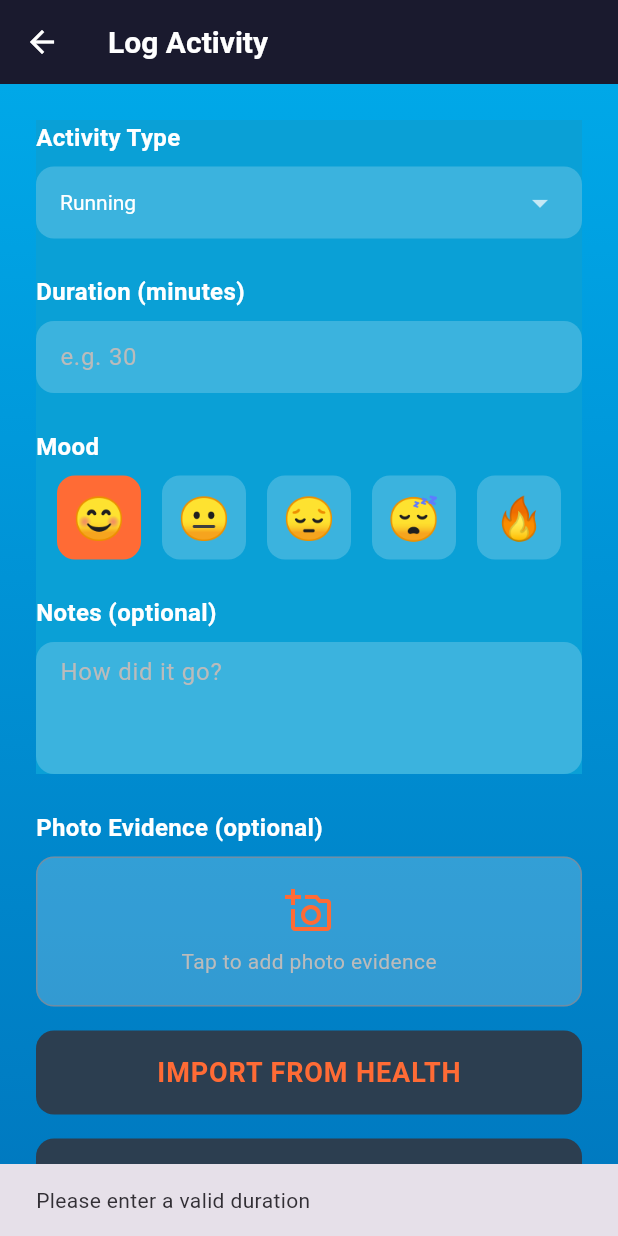
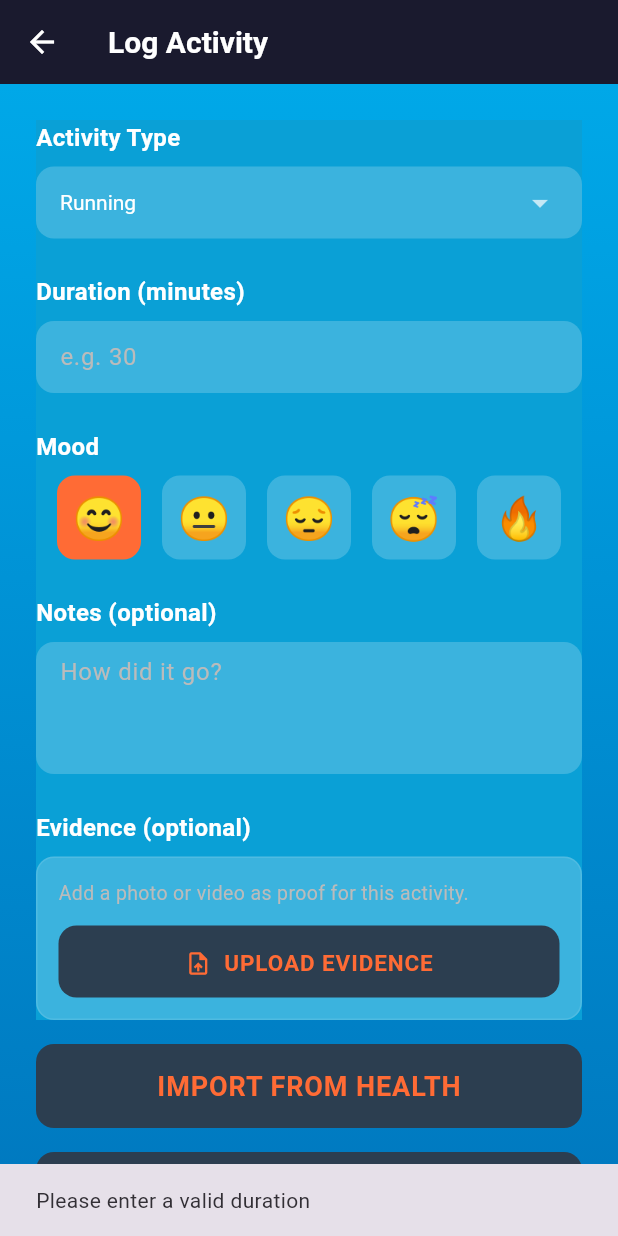
Before and after one commit to hkuspace-pu/comp2003hk-2526-group-group3, a Flutter app: the AddActivityScreen screen opened directly, after a tap on "SUBMIT ACTIVITY", on a phone screen of 412 x 824 dp. Run offline on Flutter 3.47's test engine with Material 3 defaults, Android fonts, the phone set to English and light mode, and no system bars; our stand-ins replace cloud_firestore, csv, file_picker, firebase_auth, firebase_core, firebase_storage and 5 more; missing offline and left inert: dart:html, health; accounts and stored records are empty.

Commit message:
Revise correct version

```diff
--- a/lib/screens/add_activity_screen.dart
+++ b/lib/screens/add_activity_screen.dart
@@ -1,4 +1,3 @@
-import 'dart:io';
 import 'dart:typed_data';
 import 'dart:ui' as ui;
 
@@ -24,7 +23,6 @@ class AddActivityScreen extends StatefulWidget {
 class _AddActivityScreenState extends State<AddActivityScreen> {
   final FirestoreService _firestoreService = FirestoreService();
   final GlobalKey _formCaptureKey = GlobalKey();
-  final ImagePicker _imagePicker = ImagePicker();
 
   String _selectedActivity = AppConstants.activityTypes[0];
   String _selectedMood = AppConstants.moods[0];
@@ -32,8 +30,11 @@ class _AddActivityScreenState extends State<AddActivityScreen> {
   final TextEditingController _durationController = TextEditingController();
   final TextEditingController _notesController = TextEditingController();
 
+  final ImagePicker _picker = ImagePicker();
+  XFile? _selectedEvidence;
+  String? _selectedEvidenceType;
+
   bool _isSaving = false;
-  File? _selectedPhoto;
 
   @override
   void dispose() {
@@ -42,110 +43,12 @@ class _AddActivityScreenState extends State<AddActivityScreen> {
     super.dispose();
   }
 
-  Future<void> _pickPhoto(ImageSource source) async {
-    try {
-      final picked = await _imagePicker.pickImage(
-        source: source,
-        maxWidth: 1080,
-        maxHeight: 1080,
-        imageQuality: 80,
-      );
-      if (picked != null) {
-        setState(() => _selectedPhoto = File(picked.path));
-      }
-    } catch (e) {
-      if (mounted) {
-        ScaffoldMessenger.of(
-          context,
-        ).showSnackBar(SnackBar(content: Text('Failed to pick image: $e')));
-      }
-    }
-  }
-
-  void _showPhotoOptions() {
-    showModalBottomSheet(
-      context: context,
-      backgroundColor: AppColors.primaryDarkGrey,
-      shape: const RoundedRectangleBorder(
-        borderRadius: BorderRadius.vertical(top: Radius.circular(16)),
-      ),
-      builder: (context) => SafeArea(
-        child: Column(
-          mainAxisSize: MainAxisSize.min,
-          children: [
-            const SizedBox(height: 8),
-            Container(
-              width: 40,
-              height: 4,
-              decoration: BoxDecoration(
-                color: AppColors.textGrey,
-                borderRadius: BorderRadius.circular(2),
-              ),
-            ),
-            const SizedBox(height: 16),
-            const Text(
-              'Add Photo Evidence',
-              style: TextStyle(
-                color: AppColors.textWhite,
-                fontSize: 16,
-                fontWeight: FontWeight.bold,
-              ),
-            ),
-            const SizedBox(height: 16),
-            ListTile(
-              leading: const Icon(
-                Icons.camera_alt,
-                color: AppColors.accentOrange,
-              ),
-              title: const Text(
-                'Take Photo',
-                style: TextStyle(color: AppColors.textWhite),
-              ),
-              onTap: () {
-                Navigator.pop(context);
-                _pickPhoto(ImageSource.camera);
-              },
-            ),
-            ListTile(
-              leading: const Icon(
-                Icons.photo_library,
-                color: AppColors.accentOrange,
-              ),
-              title: const Text(
-                'Choose from Gallery',
-                style: TextStyle(color: AppColors.textWhite),
-              ),
-              onTap: () {
-                Navigator.pop(context);
-                _pickPhoto(ImageSource.gallery);
-              },
-            ),
-            if (_selectedPhoto != null)
-              ListTile(
-                leading: const Icon(Icons.delete, color: Colors.red),
-                title: const Text(
-                  'Remove Photo',
-                  style: TextStyle(color: Colors.red),
-                ),
-                onTap: () {
-                  Navigator.pop(context);
-                  setState(() => _selectedPhoto = null);
-                },
-              ),
-            const SizedBox(height: 8),
-          ],
-        ),
-      ),
-    );
-  }
-
   Future<Uint8List> _captureFormBytes() async {
     FocusScope.of(context).unfocus();
 
     await WidgetsBinding.instance.endOfFrame;
 
-    final boundary =
-        _formCaptureKey.currentContext?.findRenderObject()
+    final boundary = _formCaptureKey.currentContext?.findRenderObject()
         as RenderRepaintBoundary?;
     if (boundary == null) {
       throw Exception('not found render object for capture');
@@ -187,17 +90,271 @@ class _AddActivityScreenState extends State<AddActivityScreen> {
       if (!mounted) return;
       ScaffoldMessenger.of(context).showSnackBar(
         SnackBar(
-          content: Text('Imported ${result.length} activities from Health'),
-        ),
+            content: Text('Imported ${result.length} activities from Health')),
       );
     } catch (e) {
       if (!mounted) return;
-      ScaffoldMessenger.of(
-        context,
-      ).showSnackBar(SnackBar(content: Text('Import failed: $e')));
+      ScaffoldMessenger.of(context).showSnackBar(
+        SnackBar(content: Text('Import failed: $e')),
+      );
     } finally {
       if (mounted) setState(() => _isSaving = false);
     }
+  }
+
+  Future<void> _pickEvidence(ImageSource source,
+      {required bool isVideo}) async {
+    try {
+      final XFile? picked = isVideo
+          ? await _picker.pickVideo(source: source)
+          : await _picker.pickImage(source: source, imageQuality: 85);
+      if (picked == null || !mounted) return;
+      setState(() {
+        _selectedEvidence = picked;
+        _selectedEvidenceType = isVideo ? 'video' : 'image';
+      });
+    } catch (e) {
+      if (!mounted) return;
+      ScaffoldMessenger.of(context).showSnackBar(
+        SnackBar(content: Text('Failed to select evidence: $e')),
+      );
+    }
+  }
+
+  Future<void> _showEvidencePicker() async {
+    FocusScope.of(context).unfocus();
+    await showModalBottomSheet<void>(
+      context: context,
+      backgroundColor: AppColors.primaryDarkGrey,
+      shape: const RoundedRectangleBorder(
+        borderRadius: BorderRadius.vertical(top: Radius.circular(20)),
+      ),
+      builder: (context) {
+        Widget option({
+          required IconData icon,
+          required String title,
+          required VoidCallback onTap,
+        }) {
+          return ListTile(
+            leading: Icon(icon, color: AppColors.accentOrange),
+            title: Text(
+              title,
+              style: const TextStyle(
+                color: AppColors.textWhite,
+                fontWeight: FontWeight.w600,
+              ),
+            ),
+            onTap: onTap,
+          );
+        }
+
+        return SafeArea(
+          child: Column(
+            mainAxisSize: MainAxisSize.min,
+            children: [
+              const SizedBox(height: 12),
+              Container(
+                width: 42,
+                height: 4,
+                decoration: BoxDecoration(
+                  color: AppColors.textGrey.withValues(alpha: 0.45),
+                  borderRadius: BorderRadius.circular(999),
+                ),
+              ),
+              const SizedBox(height: 12),
+              const Text(
+                'Upload Evidence',
+                style: TextStyle(
+                  color: AppColors.textWhite,
+                  fontSize: 18,
+                  fontWeight: FontWeight.bold,
+                ),
+              ),
+              const SizedBox(height: 6),
+              const Text(
+                'Choose an image or video as supporting evidence.',
+                style: TextStyle(
+                  color: AppColors.textGrey,
+                  fontSize: 13,
+                ),
+              ),
+              const SizedBox(height: 10),
+              option(
+                icon: Icons.photo_library_outlined,
+                title: 'Pick Image from Gallery',
+                onTap: () {
+                  Navigator.pop(context);
+                  _pickEvidence(ImageSource.gallery, isVideo: false);
+                },
+              ),
+              option(
+                icon: Icons.videocam_outlined,
+                title: 'Pick Video from Gallery',
+                onTap: () {
+                  Navigator.pop(context);
+                  _pickEvidence(ImageSource.gallery, isVideo: true);
+                },
+              ),
+              option(
+                icon: Icons.camera_alt_outlined,
+                title: 'Take Photo',
+                onTap: () {
+                  Navigator.pop(context);
+                  _pickEvidence(ImageSource.camera, isVideo: false);
+                },
+              ),
+              option(
+                icon: Icons.smart_display_outlined,
+                title: 'Record Video',
+                onTap: () {
+                  Navigator.pop(context);
+                  _pickEvidence(ImageSource.camera, isVideo: true);
+                },
+              ),
+              if (_selectedEvidence != null)
+                option(
+                  icon: Icons.delete_outline,
+                  title: 'Remove Selected Evidence',
+                  onTap: () {
+                    Navigator.pop(context);
+                    setState(() {
+                      _selectedEvidence = null;
+                      _selectedEvidenceType = null;
+                    });
+                  },
+                ),
+              const SizedBox(height: 10),
+            ],
+          ),
+        );
+      },
+    );
+  }
+
+  Widget _buildEvidenceSection() {
+    return Column(
+      crossAxisAlignment: CrossAxisAlignment.start,
+      children: [
+        const Text(
+          'Evidence (optional)',
+          style: TextStyle(
+            color: AppColors.textWhite,
+            fontSize: 16,
+            fontWeight: FontWeight.bold,
+          ),
+        ),
+        const SizedBox(height: 8),
+        Container(
+          width: double.infinity,
+          padding: const EdgeInsets.all(14),
+          decoration: BoxDecoration(
+            color: AppColors.cardBackground,
+            borderRadius: BorderRadius.circular(12),
+            border: Border.all(
+              color: AppColors.textWhite.withValues(alpha: 0.10),
+            ),
+          ),
+          child: Column(
+            crossAxisAlignment: CrossAxisAlignment.start,
+            children: [
+              const Text(
+                'Add a photo or video as proof for this activity.',
+                style: TextStyle(
+                  color: AppColors.textGrey,
+                  fontSize: 13,
+                ),
+              ),
+              const SizedBox(height: 12),
+              SizedBox(
+                width: double.infinity,
+                height: 48,
+                child: ElevatedButton.icon(
+                  onPressed: _isSaving ? null : _showEvidencePicker,
+                  style: ElevatedButton.styleFrom(
+                    backgroundColor: AppColors.primaryDarkGrey,
+                    shape: RoundedRectangleBorder(
+                      borderRadius: BorderRadius.circular(12),
+                    ),
+                  ),
+                  icon: const Icon(Icons.upload_file),
+                  label: Text(
+                    _selectedEvidence == null
+                        ? 'UPLOAD EVIDENCE'
+                        : 'CHANGE EVIDENCE',
+                    style: const TextStyle(
+                      fontWeight: FontWeight.bold,
+                      fontSize: 15,
+                    ),
+                  ),
+                ),
+              ),
+              if (_selectedEvidence != null) ...[
+                const SizedBox(height: 12),
+                Container(
+                  width: double.infinity,
+                  padding: const EdgeInsets.all(12),
+                  decoration: BoxDecoration(
+                    color: AppColors.primaryDarkGrey.withValues(alpha: 0.35),
+                    borderRadius: BorderRadius.circular(12),
+                  ),
+                  child: Row(
+                    children: [
+                      Icon(
+                        _selectedEvidenceType == 'video'
+                            ? Icons.movie_creation_outlined
+                            : Icons.image_outlined,
+                        color: AppColors.accentOrange,
+                      ),
+                      const SizedBox(width: 10),
+                      Expanded(
+                        child: Column(
+                          crossAxisAlignment: CrossAxisAlignment.start,
+                          children: [
+                            Text(
+                              _selectedEvidenceType == 'video'
+                                  ? 'Selected video'
+                                  : 'Selected image',
+                              style: const TextStyle(
+                                color: AppColors.textWhite,
+                                fontWeight: FontWeight.w700,
+                              ),
+                            ),
+                            const SizedBox(height: 2),
+                            Text(
+                              _selectedEvidence!.name,
+                              maxLines: 1,
+                              overflow: TextOverflow.ellipsis,
+                              style: const TextStyle(
+                                color: AppColors.textGrey,
+                                fontSize: 13,
+                              ),
+                            ),
+                          ],
+                        ),
+                      ),
+                      IconButton(
+                        onPressed: _isSaving
+                            ? null
+                            : () {
+                                setState(() {
+                                  _selectedEvidence = null;
+                                  _selectedEvidenceType = null;
+                                });
+                              },
+                        icon: const Icon(
+                          Icons.close,
+                          color: AppColors.textGrey,
+                        ),
+                      ),
+                    ],
+                  ),
+                ),
+              ],
+            ],
+          ),
+        ),
+      ],
+    );
   }
 
   Future<void> _saveActivity() async {
@@ -214,19 +371,48 @@ class _AddActivityScreenState extends State<AddActivityScreen> {
 
     setState(() => _isSaving = true);
 
+    try {
+      String? evidenceUrl;
+      String? evidencePath;
+      String? evidenceFileName;
+      String? evidenceContentType;
+
+      if (_selectedEvidence != null && _selectedEvidenceType != null) {
+        final evidenceBytes = await _selectedEvidence!.readAsBytes();
+        final uploadResult = await _firestoreService.uploadActivityEvidence(
+          uid: user.uid,
+          bytes: evidenceBytes,
+          evidenceType: _selectedEvidenceType!,
+          originalFileName: _selectedEvidence!.name,
+        );
+        evidenceUrl = uploadResult['url'];
+        evidencePath = uploadResult['path'];
+        evidenceFileName = uploadResult['fileName'];
+        evidenceContentType = uploadResult['contentType'];
+      }
+
       await _firestoreService.saveActivityLog(
         uid: user.uid,
         activityType: _selectedActivity,
         durationMinutes: duration,
         mood: _selectedMood,
         notes: _notesController.text.trim(),
-      photoPath: _selectedPhoto?.path,
+        evidenceUrl: evidenceUrl,
+        evidenceType: _selectedEvidenceType,
+        evidenceStoragePath: evidencePath,
+        evidenceFileName: evidenceFileName,
+        evidenceContentType: evidenceContentType,
       );
 
       final points = (duration * 1.5).round();
 
-    try {
-      setState(() => _isSaving = false);
+      if (mounted) {
+        setState(() {
+          _isSaving = false;
+          _selectedEvidence = null;
+          _selectedEvidenceType = null;
+        });
+      }
       await WidgetsBinding.instance.endOfFrame;
       final bytes = await _captureFormBytes();
 
@@ -245,9 +431,9 @@ class _AddActivityScreenState extends State<AddActivityScreen> {
     } catch (e) {
       if (!mounted) return;
       setState(() => _isSaving = false);
-      ScaffoldMessenger.of(
-        context,
-      ).showSnackBar(SnackBar(content: Text('Saved, but capture failed: $e')));
+      ScaffoldMessenger.of(context).showSnackBar(
+        SnackBar(content: Text('Failed to save activity: $e')),
+      );
     }
   }
 
@@ -367,10 +553,8 @@ class _AddActivityScreenState extends State<AddActivityScreen> {
                                   ),
                                 ),
                                 child: Center(
-                                  child: Text(
-                                    mood,
-                                    style: const TextStyle(fontSize: 28),
-                                  ),
+                                  child: Text(mood,
+                                      style: const TextStyle(fontSize: 28)),
                                 ),
                               ),
                             );
@@ -403,81 +587,8 @@ class _AddActivityScreenState extends State<AddActivityScreen> {
                             ),
                           ),
                         ),
-                      ],
-                    ),
-                  ),
-                ),
                         const SizedBox(height: 24),
-
-                // Photo Evidence
-                const Text(
-                  'Photo Evidence (optional)',
-                  style: TextStyle(
-                    color: AppColors.textWhite,
-                    fontSize: 16,
-                    fontWeight: FontWeight.bold,
-                  ),
-                ),
-                const SizedBox(height: 8),
-                GestureDetector(
-                  onTap: _showPhotoOptions,
-                  child: Container(
-                    width: double.infinity,
-                    height: _selectedPhoto != null ? 200 : 100,
-                    decoration: BoxDecoration(
-                      color: AppColors.cardBackground,
-                      borderRadius: BorderRadius.circular(12),
-                      border: Border.all(
-                        color: AppColors.accentOrange.withValues(alpha: 0.3),
-                        width: 1,
-                      ),
-                    ),
-                    child: _selectedPhoto != null
-                        ? ClipRRect(
-                            borderRadius: BorderRadius.circular(12),
-                            child: Stack(
-                              fit: StackFit.expand,
-                              children: [
-                                Image.file(_selectedPhoto!, fit: BoxFit.cover),
-                                Positioned(
-                                  top: 8,
-                                  right: 8,
-                                  child: GestureDetector(
-                                    onTap: () =>
-                                        setState(() => _selectedPhoto = null),
-                                    child: Container(
-                                      padding: const EdgeInsets.all(4),
-                                      decoration: BoxDecoration(
-                                        color: Colors.black54,
-                                        borderRadius: BorderRadius.circular(20),
-                                      ),
-                                      child: const Icon(
-                                        Icons.close,
-                                        color: Colors.white,
-                                        size: 18,
-                                      ),
-                                    ),
-                                  ),
-                                ),
-                              ],
-                            ),
-                          )
-                        : Column(
-                            mainAxisAlignment: MainAxisAlignment.center,
-                            children: const [
-                              Icon(
-                                Icons.add_a_photo_outlined,
-                                color: AppColors.accentOrange,
-                                size: 32,
-                              ),
-                              SizedBox(height: 8),
-                              Text(
-                                'Tap to add photo evidence',
-                                style: TextStyle(
-                                  color: AppColors.textGrey,
-                                  fontSize: 14,
-                                ),
-                              ),
+                        _buildEvidenceSection(),
                       ],
                     ),
                   ),
```
Lines whose indentation alone changed are shown as unchanged.
